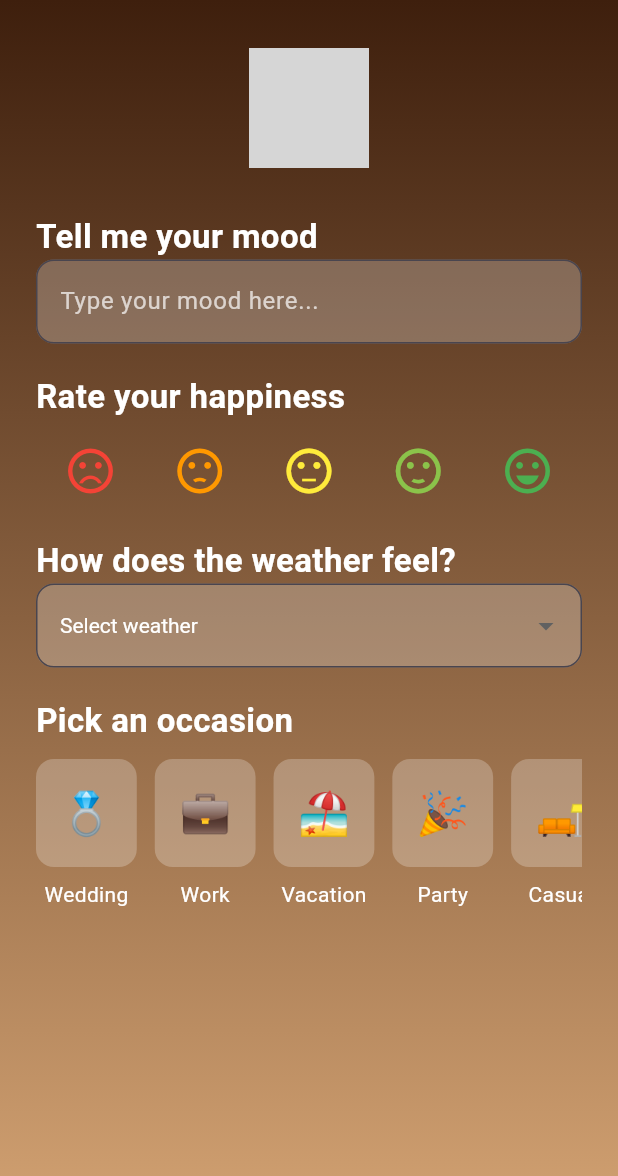
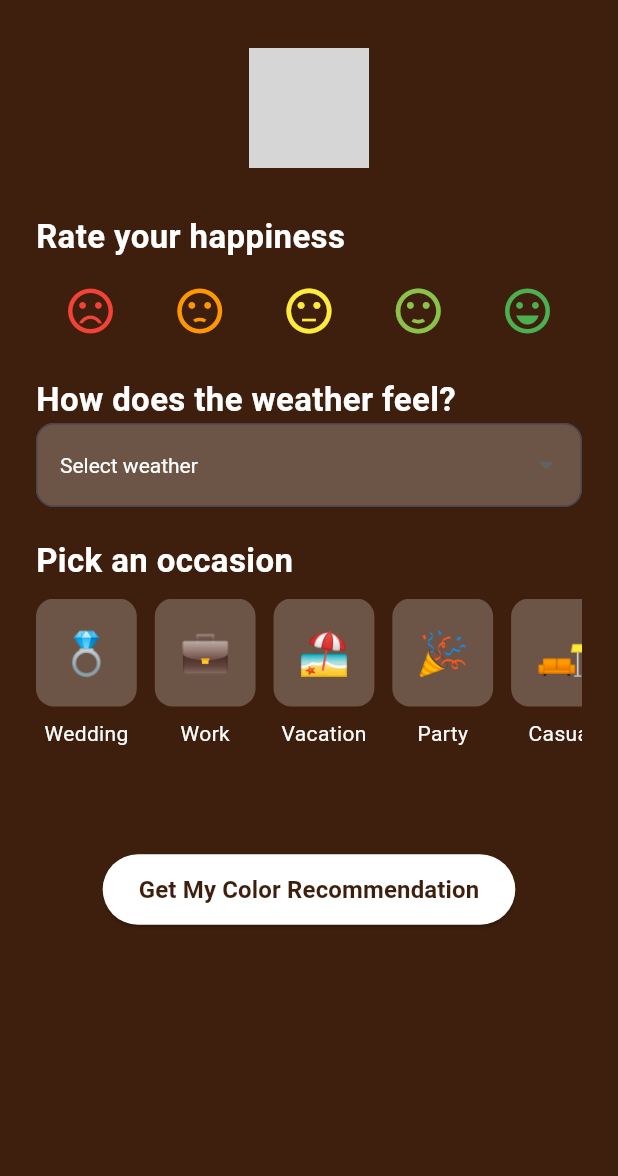
Before and after one commit to iffysravioli/beautybuddy, a Flutter app: the RecommendationPage screen opened directly, on a phone screen of 412 x 824 dp. Shown: the top 1176 px of the screen. Run offline on Flutter 3.47's test engine with Material 3 defaults, Android fonts, the light colour scheme and no system bars; our stand-ins replace camera, screenshot, share_plus; missing offline and left inert: google_mlkit_commons, google_mlkit_face_detection; grey boxes are pictures that could not be loaded.

Commit message:
Complete for photo / text anaylsis

```diff
--- a/beautybuddy_app/lib/dashboard_page.dart
+++ b/beautybuddy_app/lib/dashboard_page.dart
@@ -46,10 +46,10 @@
 
               // Buttons
               _buildGradientButton(context, 'My Profile', '/profile'),
-              _buildGradientButton(context, 'New Analysis', '/analysis'),
+              _buildGradientButton(context, 'Camera', '/camera'),
+              _buildGradientButton(context, 'Text Analysis', '/analysis'),
               _buildGradientButton(context, 'History', '/history'),
               _buildGradientButton(context, 'Favorites', '/favorites'),
-              _buildGradientButton(context, 'Test', '/test'),
             ],
           ),
         ),
--- a/beautybuddy_app/lib/recommendation_page.dart
+++ b/beautybuddy_app/lib/recommendation_page.dart
@@ -1,4 +1,5 @@
 import 'package:flutter/material.dart';
+import 'RecommendationAnalysisPage.dart'; // <-- Create this page to handle logic
 
 class RecommendationPage extends StatefulWidget {
   @override
@@ -17,23 +18,13 @@
     {'emoji': '🏫', 'label': 'School'},
   ];
 
+  String? selectedOccasion;
+
   @override
   Widget build(BuildContext context) {
     return Scaffold(
-      body: Container(
-        width: double.infinity,
-        height: double.infinity,
-        decoration: const BoxDecoration(
-          gradient: LinearGradient(
-            colors: [Color(0xFF3E1F0D), Color(0xFFD4A373)],
-            begin: Alignment.topCenter,
-            end: Alignment.bottomCenter,
-          ),
-        ),
-        child: SafeArea(
-          child: Column(
-            children: [
-              Expanded(
+      backgroundColor: const Color(0xFF3E1F0D),
+      body: SafeArea(
         child: SingleChildScrollView(
           padding: const EdgeInsets.symmetric(horizontal: 24, vertical: 32),
           child: Column(
@@ -46,27 +37,46 @@
                 ),
               ),
               const SizedBox(height: 30),
-                      _buildSectionTitle("Tell me your mood"),
-                      _buildTextField("Type your mood here..."),
-                      const SizedBox(height: 20),
               _buildSectionTitle("Rate your happiness"),
               const SizedBox(height: 10),
               _buildHappinessRow(),
               const SizedBox(height: 20),
               _buildSectionTitle("How does the weather feel?"),
               _buildDropdown(),
-                      if (selectedWeather != null) ...[
-                        const SizedBox(height: 10),
-                        Text(
-                          "You selected: $selectedWeather",
-                          style: const TextStyle(color: Colors.white, fontSize: 16),
-                        ),
-                      ],
               const SizedBox(height: 20),
               _buildSectionTitle("Pick an occasion"),
               const SizedBox(height: 10),
               _buildOccasionSwiper(),
-                    ],
+              const SizedBox(height: 30),
+              Center(
+                child: ElevatedButton(
+                  onPressed: () {
+                    if (selectedHappinessIndex != null &&
+                        selectedWeather != null &&
+                        selectedOccasion != null) {
+                      Navigator.push(
+                        context,
+                        MaterialPageRoute(
+                          builder: (context) => RecommendationAnalysisPage(
+                            weather: selectedWeather!,
+                            happinessLevel: selectedHappinessIndex!,
+                            occasion: selectedOccasion!, // Add this var
+                          ),
+                        ),
+                      );
+                    }
+                  },
+                  style: ElevatedButton.styleFrom(
+                    backgroundColor: Colors.white,
+                    foregroundColor: const Color(0xFF3E1F0D),
+                    padding: const EdgeInsets.symmetric(horizontal: 24, vertical: 12),
+                    shape: RoundedRectangleBorder(
+                      borderRadius: BorderRadius.circular(30),
+                    ),
+                  ),
+                  child: const Text(
+                    'Get My Color Recommendation',
+                    style: TextStyle(fontSize: 16, fontWeight: FontWeight.bold),
                   ),
                 ),
               ),
@@ -84,21 +94,6 @@
         fontSize: 22,
         fontWeight: FontWeight.bold,
         color: Colors.white,
-      ),
-    );
-  }
-
-  Widget _buildTextField(String hint) {
-    return TextField(
-      style: const TextStyle(color: Colors.white),
-      decoration: InputDecoration(
-        filled: true,
-        fillColor: Colors.white24,
-        hintText: hint,
-        hintStyle: const TextStyle(color: Colors.white70),
-        border: OutlineInputBorder(
-          borderRadius: BorderRadius.circular(12),
-        ),
       ),
     );
   }
@@ -178,7 +173,7 @@
 
   Widget _buildOccasionSwiper() {
     return SizedBox(
-      height: 100,
+      height: 140,
       child: ListView.separated(
         scrollDirection: Axis.horizontal,
         itemCount: occasions.length,
@@ -186,12 +181,20 @@
         itemBuilder: (context, index) {
           final emoji = occasions[index]['emoji']!;
           final label = occasions[index]['label']!;
-          return Column(
+          final isSelected = selectedOccasion == label;
+
+          return GestureDetector(
+            onTap: () {
+              setState(() {
+                selectedOccasion = label;
+              });
+            },
+            child: Column(
               children: [
                 Container(
                   padding: const EdgeInsets.all(16),
                   decoration: BoxDecoration(
-                  color: Colors.white24,
+                    color: isSelected ? Colors.white : Colors.white24,
                     borderRadius: BorderRadius.circular(12),
                   ),
                   child: Text(
@@ -205,6 +208,7 @@
                   style: const TextStyle(color: Colors.white),
                 ),
               ],
+            ),
           );
         },
       ),
```
Also changed, not shown: beautybuddy_app/lib/RecommendationAnalysisPage.dart (+110 -0 lines), beautybuddy_app/lib/ShareResultPage.dart (added, +153 -0 lines), beautybuddy_app/lib/UndertoneInfoPage.dart (+57 -35 lines), beautybuddy_app/lib/main.dart (+5 -5 lines), beautybuddy_app/pubspec.yaml (+5 -2 lines), beautybuddy_app/pubspec.lock, 7 other files. Lines whose indentation alone changed are shown as unchanged.
